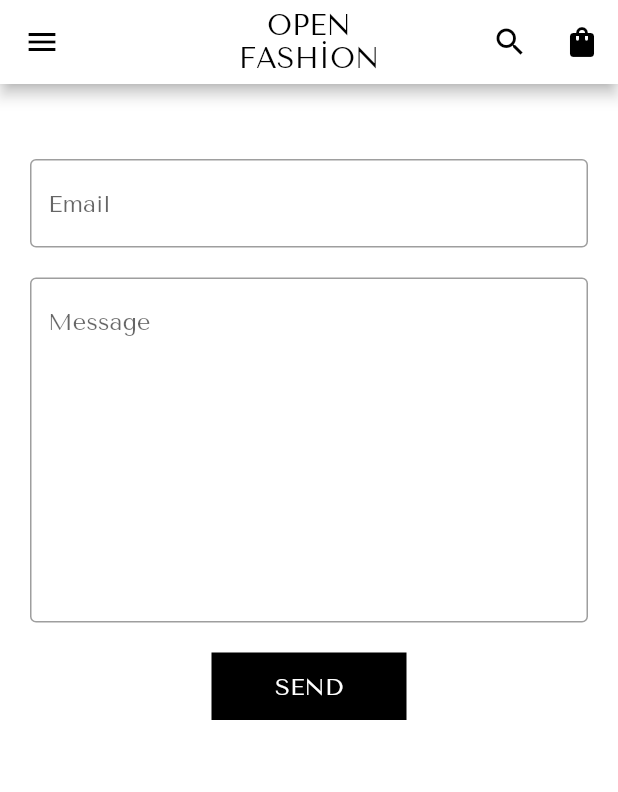
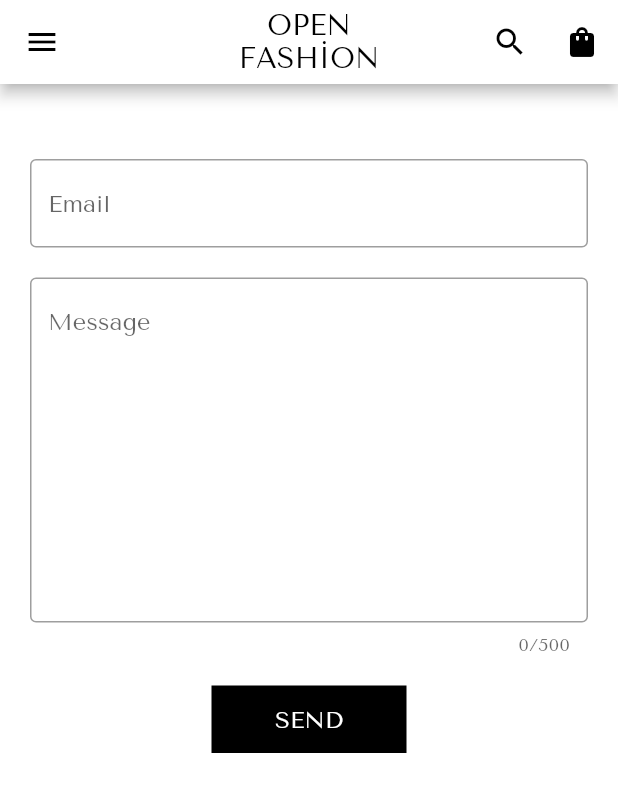
Before and after one commit to ebrarakcaseven/fashion_app, a Flutter app: the textUs screen opened directly, on a phone screen of 412 x 824 dp. Shown: the top 792 px of the screen. Run offline on Flutter 3.47's test engine with Material 2 defaults, Android fonts, the phone set to English and light mode, and no system bars; our stand-ins replace carousel_slider, cloud_firestore, firebase_core, font_awesome_flutter; accounts and stored records are empty; network calls fail.

Commit message:
textus eklendi

```diff
--- a/lib/View/contact_page.dart
+++ b/lib/View/contact_page.dart
@@ -320,6 +320,7 @@
 class _textUsState extends State<textUs> {
   final emailController = TextEditingController();
   final messageController = TextEditingController();
+
   @override
   Widget build(BuildContext context) {
     return Scaffold(
@@ -371,10 +372,12 @@
           )
         ],
       ),
-      body: Column(
+      body: SingleChildScrollView(
+        child: Column(
           children: [
             Padding(
-            padding: const EdgeInsets.only(left: 20.0, right: 20.0, top: 50.0),
+              padding:
+                  const EdgeInsets.only(left: 20.0, right: 20.0, top: 50.0),
               child: TextField(
                 controller: emailController,
                 maxLines: 1,
@@ -390,6 +393,7 @@
               child: TextField(
                 controller: messageController,
                 maxLines: 10,
+                maxLength: 500,
                 decoration: const InputDecoration(
                   hintText: "Message",
                   border: OutlineInputBorder(),
@@ -418,6 +422,7 @@
                 )),
           ],
         ),
+      ),
     );
   }
 }
```
Lines whose indentation alone changed are shown as unchanged.
